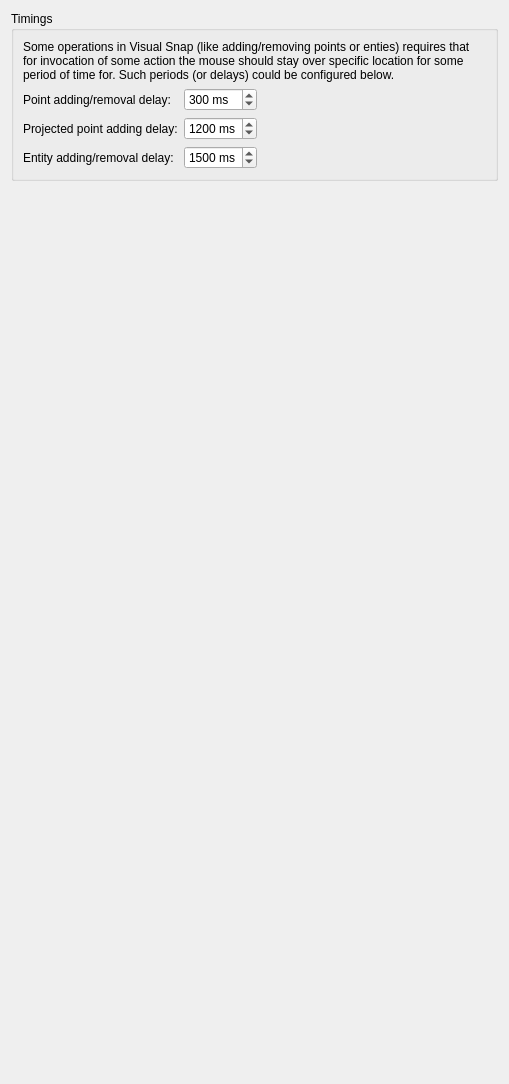
Above: librecad/src/ui/dialogs/settings/options_drafting/pages/lc_settings_page_drafting_behavior_snap_visual_timing.ui from sand1024/LibreCAD before the change. Below: the same form after it.
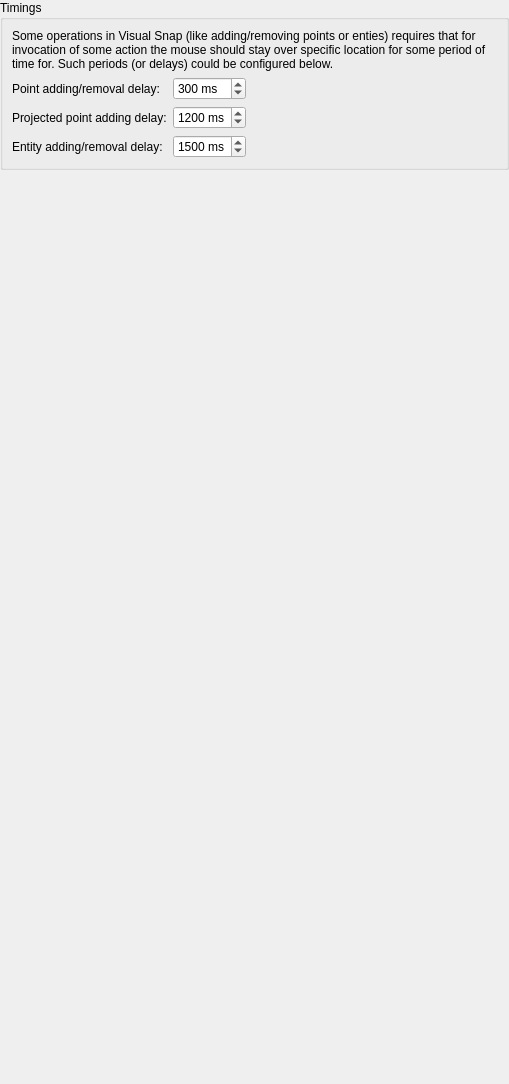
That is the form after the change.

Commit message: generic setting and drawfting settings dialogs cleanup

```diff
--- a/librecad/src/ui/dialogs/settings/options_drafting/pages/lc_settings_page_drafting_behavior_snap_visual_timing.ui
+++ b/librecad/src/ui/dialogs/settings/options_drafting/pages/lc_settings_page_drafting_behavior_snap_visual_timing.ui
@@ -11,6 +11,18 @@
    </rect>
   </property>
   <layout class="QGridLayout" name="gridLayout_2">
+   <property name="leftMargin">
+    <number>0</number>
+   </property>
+   <property name="topMargin">
+    <number>0</number>
+   </property>
+   <property name="rightMargin">
+    <number>0</number>
+   </property>
+   <property name="bottomMargin">
+    <number>0</number>
+   </property>
    <item row="0" column="0" colspan="2">
     <widget class="QGroupBox" name="groupBox_37">
      <property name="title">
```
The commit also changes 40 other files.
